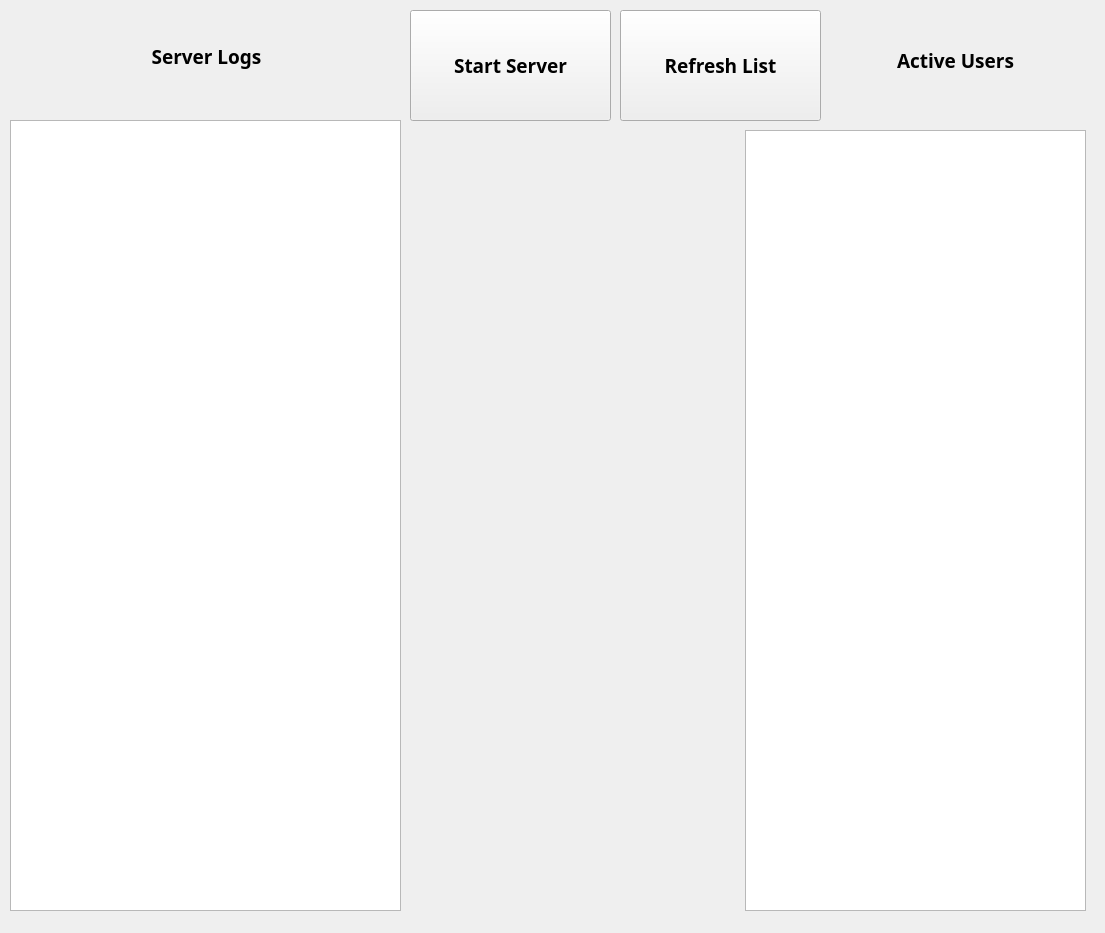
First picture: the form in server_interface.ui, repository tarunjoseph93/Client-Server-QT-Application, before the edit.
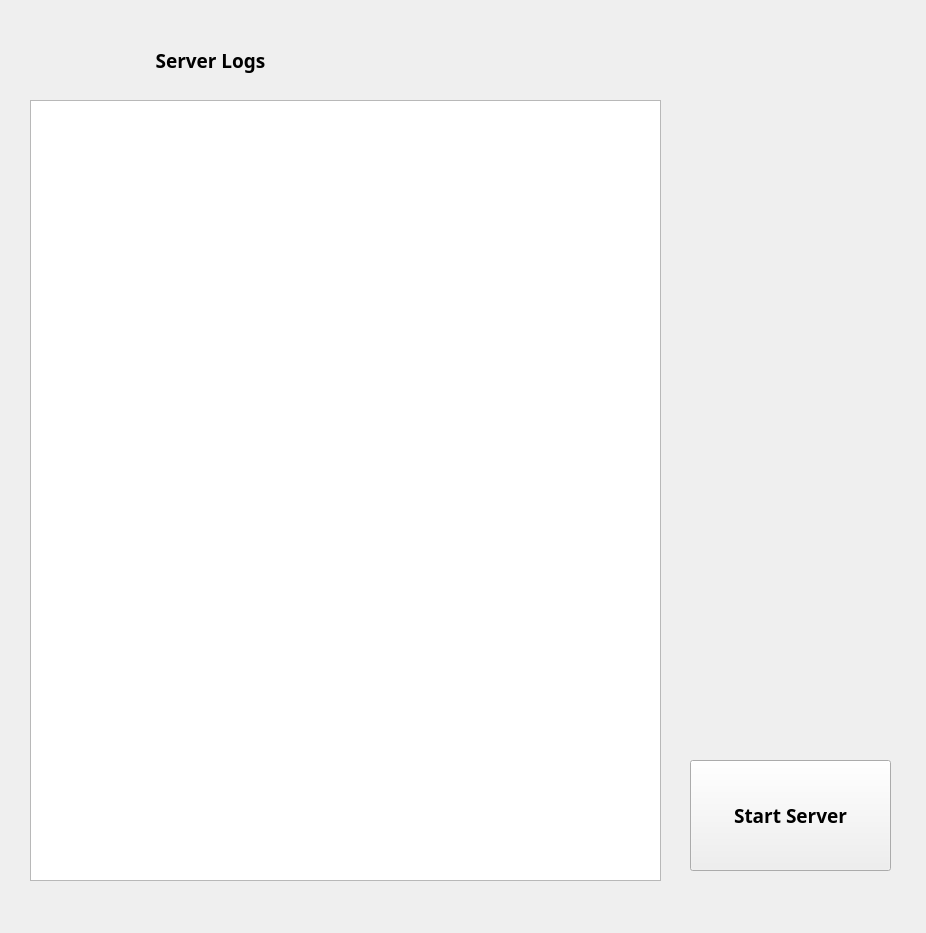
Second picture: the form after the edit.

Commit message: Almost everything done. Need to list contacts and work refresh button.

What changed in the file:
```diff
--- a/server_interface.ui
+++ b/server_interface.ui
@@ -6,7 +6,7 @@
    <rect>
     <x>0</x>
     <y>0</y>
-    <width>1105</width>
+    <width>926</width>
     <height>933</height>
    </rect>
   </property>
@@ -19,23 +19,26 @@
    </font>
   </property>
   <property name="windowTitle">
-   <string>Test-Server</string>
+   <string>Server</string>
+  </property>
+  <property name="autoFillBackground">
+   <bool>false</bool>
   </property>
   <widget class="QPlainTextEdit" name="plainTextEdit_serverLog">
    <property name="geometry">
     <rect>
-     <x>10</x>
-     <y>120</y>
-     <width>391</width>
-     <height>791</height>
+     <x>30</x>
+     <y>100</y>
+     <width>631</width>
+     <height>781</height>
     </rect>
    </property>
   </widget>
   <widget class="QPushButton" name="pushButton_startServer">
    <property name="geometry">
     <rect>
-     <x>410</x>
-     <y>10</y>
+     <x>690</x>
+     <y>760</y>
      <width>201</width>
      <height>111</height>
     </rect>
@@ -44,34 +47,11 @@
     <string>Start Server</string>
    </property>
   </widget>
-  <widget class="QListView" name="listView_activeUsers">
-   <property name="geometry">
-    <rect>
-     <x>745</x>
-     <y>130</y>
-     <width>341</width>
-     <height>781</height>
-    </rect>
-   </property>
-  </widget>
-  <widget class="QPushButton" name="pushButton_refreshActiveList">
-   <property name="geometry">
-    <rect>
-     <x>620</x>
-     <y>10</y>
-     <width>201</width>
-     <height>111</height>
-    </rect>
-   </property>
-   <property name="text">
-    <string>Refresh List</string>
-   </property>
-  </widget>
   <widget class="QLabel" name="label_serverLogs">
    <property name="geometry">
     <rect>
-     <x>16</x>
-     <y>16</y>
+     <x>20</x>
+     <y>20</y>
      <width>381</width>
      <height>81</height>
     </rect>
@@ -83,22 +63,6 @@
     <set>Qt::AlignCenter</set>
    </property>
   </widget>
-  <widget class="QLabel" name="label_activeUsers">
-   <property name="geometry">
-    <rect>
-     <x>820</x>
-     <y>20</y>
-     <width>271</width>
-     <height>81</height>
-    </rect>
-   </property>
-   <property name="text">
-    <string>Active Users</string>
-   </property>
-   <property name="alignment">
-    <set>Qt::AlignCenter</set>
-   </property>
-  </widget>
  </widget>
  <resources/>
  <connections/>
```
The commit also changes 5 other files.
